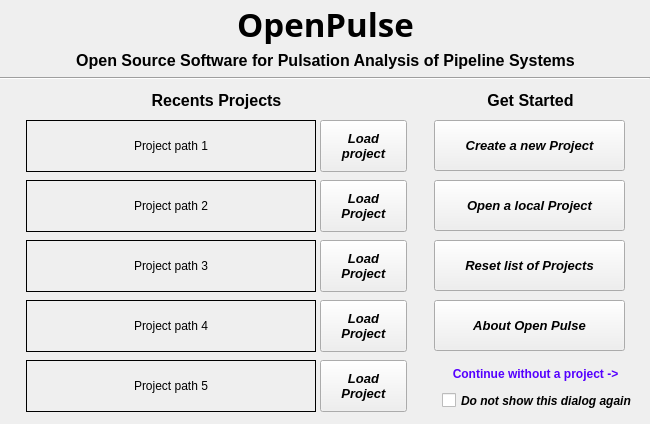
This is data/user_input/ui/Project/getStarted.ui in open-pulse/OpenPulse as Qt 5 draws it before an edit. The edited form follows.
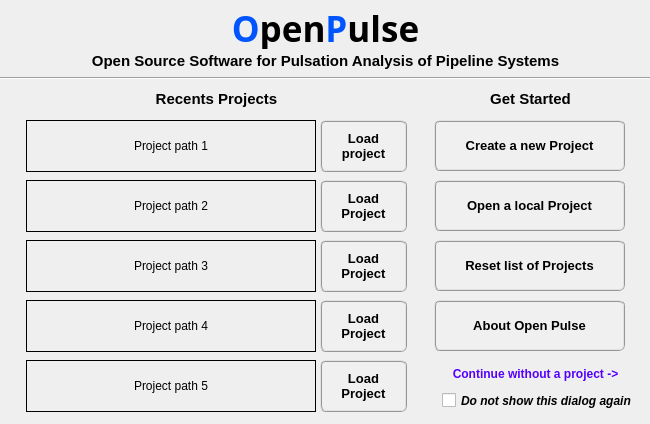
This is the edited form. Icons and pictures are not drawn.

Commit message: Change paths to ensure compatibility with Linux OS

```diff
--- a/data/user_input/ui/Project/getStarted.ui
+++ b/data/user_input/ui/Project/getStarted.ui
@@ -51,13 +51,18 @@
     </property>
     <property name="font">
      <font>
-      <family>Arial</family>
+      <family>MS Shell Dlg 2</family>
       <pointsize>10</pointsize>
       <weight>75</weight>
-      <italic>true</italic>
+      <italic>false</italic>
       <bold>true</bold>
      </font>
     </property>
+    <property name="styleSheet">
+     <string notr="true">QPushButton{border-radius: 6px; border-color: rgb(150, 150, 150); border-style: ridge; border-width: 2px; color: rgb(0, 0, 0); background-color: rgb(240, 240, 240); font: 75 bold 10pt &quot;MS Shell Dlg 2&quot;}
+QPushButton:hover{border-radius: 6px; border-color: rgb(0, 170, 255); border-style: ridge; border-width: 2px; color: rgb(0, 0, 0); background-color: rgba(174, 213, 255, 100); font: 75 bold 10pt &quot;MS Shell Dlg 2&quot;}
+QPushButton:pressed{border-radius: 6px; border-color: rgb(0, 170, 255); border-style: ridge; border-width: 3px; color: rgb(0, 0, 0); background-color: rgb(174, 213, 255); font: 75 bold 10pt &quot;MS Shell Dlg 2&quot;}</string>
+    </property>
     <property name="text">
      <string>Open a local Project</string>
     </property>
@@ -67,8 +72,8 @@
     </property>
     <property name="iconSize">
      <size>
-      <width>40</width>
-      <height>45</height>
+      <width>30</width>
+      <height>32</height>
      </size>
     </property>
     <property name="default">
@@ -86,13 +91,18 @@
     </property>
     <property name="font">
      <font>
-      <family>Arial</family>
+      <family>MS Shell Dlg 2</family>
       <pointsize>10</pointsize>
       <weight>75</weight>
-      <italic>true</italic>
+      <italic>false</italic>
       <bold>true</bold>
      </font>
     </property>
+    <property name="styleSheet">
+     <string notr="true">QPushButton{border-radius: 6px; border-color: rgb(150, 150, 150); border-style: ridge; border-width: 2px; color: rgb(0, 0, 0); background-color: rgb(240, 240, 240); font: 75 bold 10pt &quot;MS Shell Dlg 2&quot;}
+QPushButton:hover{border-radius: 6px; border-color: rgb(0, 170, 255); border-style: ridge; border-width: 2px; color: rgb(0, 0, 0); background-color: rgba(174, 213, 255, 100); font: 75 bold 10pt &quot;MS Shell Dlg 2&quot;}
+QPushButton:pressed{border-radius: 6px; border-color: rgb(0, 170, 255); border-style: ridge; border-width: 3px; color: rgb(0, 0, 0); background-color: rgb(174, 213, 255); font: 75 bold 10pt &quot;MS Shell Dlg 2&quot;}</string>
+    </property>
     <property name="text">
      <string>Create a new Project</string>
     </property>
@@ -102,8 +112,8 @@
     </property>
     <property name="iconSize">
      <size>
-      <width>40</width>
-      <height>45</height>
+      <width>30</width>
+      <height>32</height>
      </size>
     </property>
     <property name="default">
@@ -121,15 +131,17 @@
     </property>
     <property name="font">
      <font>
-      <family>Arial</family>
+      <family>MS Shell Dlg 2</family>
       <pointsize>10</pointsize>
       <weight>75</weight>
-      <italic>true</italic>
+      <italic>false</italic>
       <bold>true</bold>
      </font>
     </property>
     <property name="styleSheet">
-     <string notr="true"/>
+     <string notr="true">QPushButton{border-radius: 6px; border-color: rgb(150, 150, 150); border-style: ridge; border-width: 2px; color: rgb(0, 0, 0); background-color: rgb(240, 240, 240); font: 75 bold 10pt &quot;MS Shell Dlg 2&quot;}
+QPushButton:hover{border-radius: 6px; border-color: rgb(0, 170, 255); border-style: ridge; border-width: 2px; color: rgb(0, 0, 0); background-color: rgba(174, 213, 255, 100); font: 75 bold 10pt &quot;MS Shell Dlg 2&quot;}
+QPushButton:pressed{border-radius: 6px; border-color: rgb(0, 170, 255); border-style: ridge; border-width: 3px; color: rgb(0, 0, 0); background-color: rgb(174, 213, 255); font: 75 bold 10pt &quot;MS Shell Dlg 2&quot;}</string>
     </property>
     <property name="text">
      <string>Reset list of Projects</string>
@@ -140,8 +152,8 @@
     </property>
     <property name="iconSize">
      <size>
-      <width>40</width>
-      <height>45</height>
+      <width>30</width>
+      <height>32</height>
      </size>
     </property>
    </widget>
@@ -238,15 +250,17 @@
     </property>
     <property name="font">
      <font>
-      <family>Arial</family>
+      <family>MS Shell Dlg 2</family>
       <pointsize>10</pointsize>
       <weight>75</weight>
-      <italic>true</italic>
+      <italic>false</italic>
       <bold>true</bold>
      </font>
     </property>
     <property name="styleSheet">
-     <string notr="true"/>
+     <string notr="true">QPushButton{border-radius: 6px; border-color: rgb(150, 150, 150); border-style: ridge; border-width: 2px; color: rgb(0, 0, 0); background-color: rgb(240, 240, 240); font: 75 bold 10pt &quot;MS Shell Dlg 2&quot;}
+QPushButton:hover{border-radius: 6px; border-color: rgb(0, 170, 255); border-style: ridge; border-width: 2px; color: rgb(0, 0, 0); background-color: rgba(174, 213, 255, 100); font: 75 bold 10pt &quot;MS Shell Dlg 2&quot;}
+QPushButton:pressed{border-radius: 6px; border-color: rgb(0, 170, 255); border-style: ridge; border-width: 3px; color: rgb(0, 0, 0); background-color: rgb(174, 213, 255); font: 75 bold 10pt &quot;MS Shell Dlg 2&quot;}</string>
     </property>
     <property name="text">
      <string>About Open Pulse</string>
@@ -257,8 +271,8 @@
     </property>
     <property name="iconSize">
      <size>
-      <width>40</width>
-      <height>45</height>
+      <width>30</width>
+      <height>32</height>
      </size>
     </property>
    </widget>
@@ -282,19 +296,19 @@
      <x>36</x>
      <y>4</y>
      <width>579</width>
-     <height>40</height>
+     <height>45</height>
     </rect>
    </property>
    <property name="font">
     <font>
-     <family>Linux Biolinum G</family>
-     <pointsize>25</pointsize>
+     <family>Bauhaus 93</family>
+     <pointsize>26</pointsize>
      <weight>75</weight>
      <bold>true</bold>
     </font>
    </property>
    <property name="text">
-    <string>OpenPulse</string>
+    <string>&lt;html&gt;&lt;head/&gt;&lt;body&gt;&lt;p&gt;&lt;span style=&quot; color:#0055ff;&quot;&gt;O&lt;/span&gt;pen&lt;span style=&quot; color:#0055ff;&quot;&gt;P&lt;/span&gt;ulse&lt;/p&gt;&lt;/body&gt;&lt;/html&gt;</string>
    </property>
    <property name="alignment">
     <set>Qt::AlignCenter</set>
@@ -323,8 +337,8 @@
    </property>
    <property name="font">
     <font>
-     <family>Arial</family>
-     <pointsize>12</pointsize>
+     <family>MS Shell Dlg 2</family>
+     <pointsize>11</pointsize>
      <weight>75</weight>
      <italic>false</italic>
      <bold>true</bold>
@@ -341,15 +355,15 @@
    <property name="geometry">
     <rect>
      <x>28</x>
-     <y>90</y>
+     <y>86</y>
      <width>377</width>
-     <height>20</height>
+     <height>25</height>
     </rect>
    </property>
    <property name="font">
     <font>
-     <family>Arial</family>
-     <pointsize>12</pointsize>
+     <family>MS Shell Dlg 2</family>
+     <pointsize>11</pointsize>
      <weight>75</weight>
      <bold>true</bold>
     </font>
@@ -368,15 +382,15 @@
    <property name="geometry">
     <rect>
      <x>436</x>
-     <y>90</y>
+     <y>86</y>
      <width>189</width>
-     <height>20</height>
+     <height>25</height>
     </rect>
    </property>
    <property name="font">
     <font>
-     <family>Arial</family>
-     <pointsize>12</pointsize>
+     <family>MS Shell Dlg 2</family>
+     <pointsize>11</pointsize>
      <weight>75</weight>
      <italic>false</italic>
      <bold>true</bold>
@@ -412,14 +426,11 @@
     </property>
     <property name="font">
      <font>
-      <family>Arial</family>
+      <family>MS Shell Dlg 2</family>
       <pointsize>10</pointsize>
       <weight>75</weight>
-      <italic>true</italic>
+      <italic>false</italic>
       <bold>true</bold>
-      <underline>false</underline>
-      <strikeout>false</strikeout>
-      <kerning>true</kerning>
      </font>
     </property>
     <property name="layoutDirection">
@@ -428,6 +439,11 @@
     <property name="autoFillBackground">
      <bool>false</bool>
     </property>
+    <property name="styleSheet">
+     <string notr="true">QPushButton{border-radius: 6px; border-color: rgb(150, 150, 150); border-style: ridge; border-width: 2px; color: rgb(0, 0, 0); background-color: rgb(240, 240, 240); font: 75 bold 10pt &quot;MS Shell Dlg 2&quot;}
+QPushButton:hover{border-radius: 6px; border-color: rgb(0, 170, 255); border-style: ridge; border-width: 2px; color: rgb(0, 0, 0); background-color: rgba(174, 213, 255, 100); font: 75 bold 10pt &quot;MS Shell Dlg 2&quot;}
+QPushButton:pressed{border-radius: 6px; border-color: rgb(0, 170, 255); border-style: ridge; border-width: 3px; color: rgb(0, 0, 0); background-color: rgb(174, 213, 255); font: 75 bold 10pt &quot;MS Shell Dlg 2&quot;}</string>
+    </property>
     <property name="text">
      <string>Load 
 project</string>
@@ -496,14 +512,11 @@
     </property>
     <property name="font">
      <font>
-      <family>Arial</family>
+      <family>MS Shell Dlg 2</family>
       <pointsize>10</pointsize>
       <weight>75</weight>
-      <italic>true</italic>
+      <italic>false</italic>
       <bold>true</bold>
-      <underline>false</underline>
-      <strikeout>false</strikeout>
-      <kerning>true</kerning>
      </font>
     </property>
     <property name="layoutDirection">
@@ -512,6 +525,11 @@
     <property name="autoFillBackground">
      <bool>false</bool>
     </property>
+    <property name="styleSheet">
+     <string notr="true">QPushButton{border-radius: 6px; border-color: rgb(150, 150, 150); border-style: ridge; border-width: 2px; color: rgb(0, 0, 0); background-color: rgb(240, 240, 240); font: 75 bold 10pt &quot;MS Shell Dlg 2&quot;}
+QPushButton:hover{border-radius: 6px; border-color: rgb(0, 170, 255); border-style: ridge; border-width: 2px; color: rgb(0, 0, 0); background-color: rgba(174, 213, 255, 100); font: 75 bold 10pt &quot;MS Shell Dlg 2&quot;}
+QPushButton:pressed{border-radius: 6px; border-color: rgb(0, 170, 255); border-style: ridge; border-width: 3px; color: rgb(0, 0, 0); background-color: rgb(174, 213, 255); font: 75 bold 10pt &quot;MS Shell Dlg 2&quot;}</string>
+    </property>
     <property name="text">
      <string>Load
 Project</string>
@@ -580,14 +598,11 @@
     </property>
     <property name="font">
      <font>
-      <family>Arial</family>
+      <family>MS Shell Dlg 2</family>
       <pointsize>10</pointsize>
       <weight>75</weight>
-      <italic>true</italic>
+      <italic>false</italic>
       <bold>true</bold>
-      <underline>false</underline>
-      <strikeout>false</strikeout>
-      <kerning>true</kerning>
      </font>
     </property>
     <property name="layoutDirection">
@@ -596,6 +611,11 @@
     <property name="autoFillBackground">
      <bool>false</bool>
     </property>
+    <property name="styleSheet">
+     <string notr="true">QPushButton{border-radius: 6px; border-color: rgb(150, 150, 150); border-style: ridge; border-width: 2px; color: rgb(0, 0, 0); background-color: rgb(240, 240, 240); font: 75 bold 10pt &quot;MS Shell Dlg 2&quot;}
+QPushButton:hover{border-radius: 6px; border-color: rgb(0, 170, 255); border-style: ridge; border-width: 2px; color: rgb(0, 0, 0); background-color: rgba(174, 213, 255, 100); font: 75 bold 10pt &quot;MS Shell Dlg 2&quot;}
+QPushButton:pressed{border-radius: 6px; border-color: rgb(0, 170, 255); border-style: ridge; border-width: 3px; color: rgb(0, 0, 0); background-color: rgb(174, 213, 255); font: 75 bold 10pt &quot;MS Shell Dlg 2&quot;}</string>
+    </property>
     <property name="text">
      <string>Load
 Project</string>
@@ -664,14 +684,11 @@
     </property>
     <property name="font">
      <font>
-      <family>Arial</family>
+      <family>MS Shell Dlg 2</family>
       <pointsize>10</pointsize>
       <weight>75</weight>
-      <italic>true</italic>
+      <italic>false</italic>
       <bold>true</bold>
-      <underline>false</underline>
-      <strikeout>false</strikeout>
-      <kerning>true</kerning>
      </font>
     </property>
     <property name="layoutDirection">
@@ -680,6 +697,11 @@
     <property name="autoFillBackground">
      <bool>false</bool>
     </property>
+    <property name="styleSheet">
+     <string notr="true">QPushButton{border-radius: 6px; border-color: rgb(150, 150, 150); border-style: ridge; border-width: 2px; color: rgb(0, 0, 0); background-color: rgb(240, 240, 240); font: 75 bold 10pt &quot;MS Shell Dlg 2&quot;}
+QPushButton:hover{border-radius: 6px; border-color: rgb(0, 170, 255); border-style: ridge; border-width: 2px; color: rgb(0, 0, 0); background-color: rgba(174, 213, 255, 100); font: 75 bold 10pt &quot;MS Shell Dlg 2&quot;}
+QPushButton:pressed{border-radius: 6px; border-color: rgb(0, 170, 255); border-style: ridge; border-width: 3px; color: rgb(0, 0, 0); background-color: rgb(174, 213, 255); font: 75 bold 10pt &quot;MS Shell Dlg 2&quot;}</string>
+    </property>
     <property name="text">
      <string>Load
 Project</string>
@@ -748,14 +770,11 @@
     </property>
     <property name="font">
      <font>
-      <family>Arial</family>
+      <family>MS Shell Dlg 2</family>
       <pointsize>10</pointsize>
       <weight>75</weight>
-      <italic>true</italic>
+      <italic>false</italic>
       <bold>true</bold>
-      <underline>false</underline>
-      <strikeout>false</strikeout>
-      <kerning>true</kerning>
      </font>
     </property>
     <property name="layoutDirection">
@@ -764,6 +783,11 @@
     <property name="autoFillBackground">
      <bool>false</bool>
     </property>
+    <property name="styleSheet">
+     <string notr="true">QPushButton{border-radius: 6px; border-color: rgb(150, 150, 150); border-style: ridge; border-width: 2px; color: rgb(0, 0, 0); background-color: rgb(240, 240, 240); font: 75 bold 10pt &quot;MS Shell Dlg 2&quot;}
+QPushButton:hover{border-radius: 6px; border-color: rgb(0, 170, 255); border-style: ridge; border-width: 2px; color: rgb(0, 0, 0); background-color: rgba(174, 213, 255, 100); font: 75 bold 10pt &quot;MS Shell Dlg 2&quot;}
+QPushButton:pressed{border-radius: 6px; border-color: rgb(0, 170, 255); border-style: ridge; border-width: 3px; color: rgb(0, 0, 0); background-color: rgb(174, 213, 255); font: 75 bold 10pt &quot;MS Shell Dlg 2&quot;}</string>
+    </property>
     <property name="text">
      <string>Load
 Project</string>
```
Left out of the diff: 6 changed lines with no effect on the pictures. The commit also changes 61 other files.
